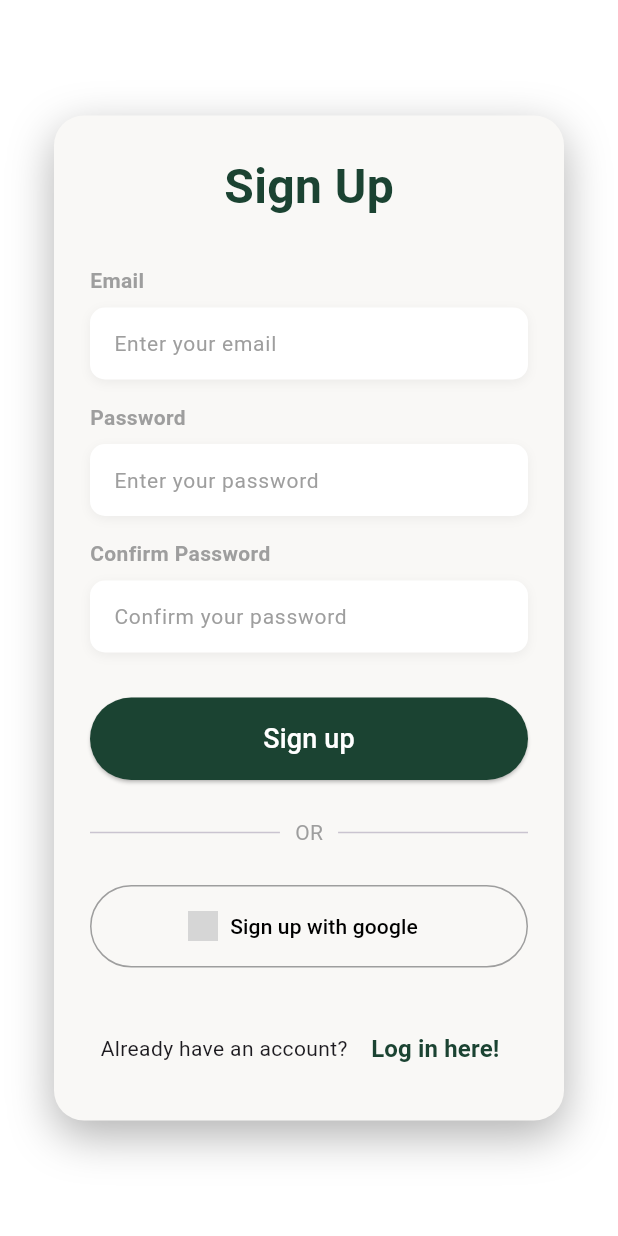
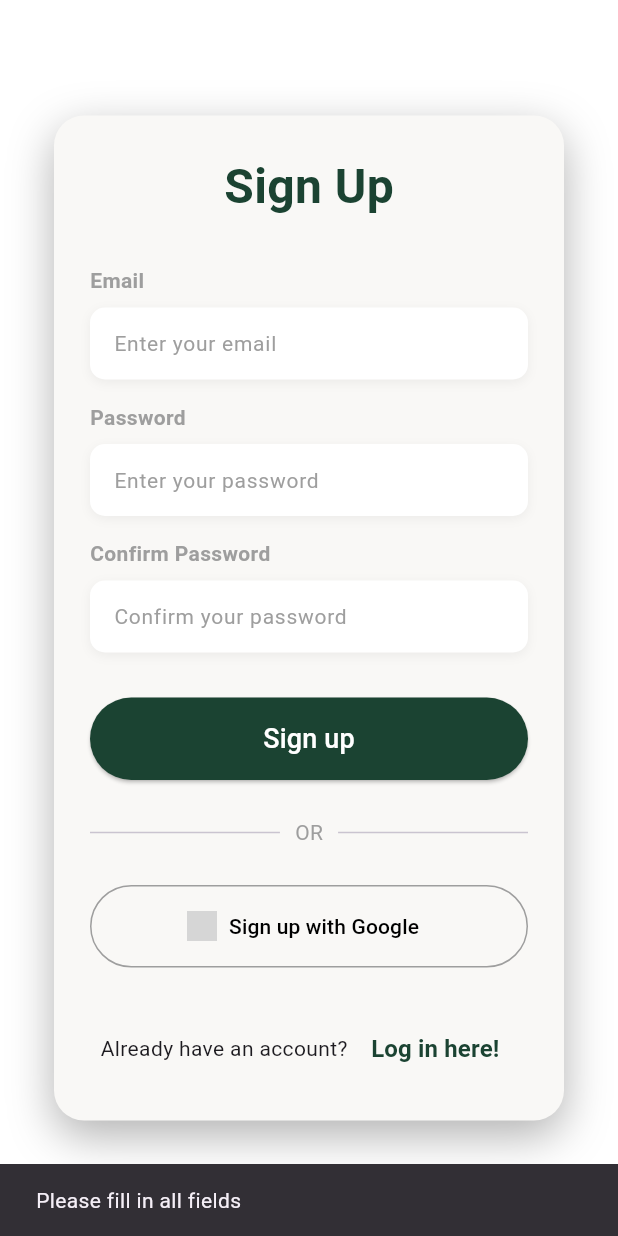
Before and after one commit to s67-Chakkapong/allergy-detect-app, a Flutter app: the screen it shows after launch, after a tap on "Sign up", on a phone screen of 412 x 824 dp. Run offline on Flutter 3.47's test engine with Material 3 defaults, Android fonts, the light colour scheme and no system bars; our stand-ins replace cloud_firestore, firebase_auth, firebase_core, google_sign_in; missing offline and left inert: app_settings, nfc_manager; accounts and stored records are empty; network calls fail; grey boxes are pictures that could not be loaded.

Commit message:
firebase connect & sign up system

```diff
--- a/lib/main.dart
+++ b/lib/main.dart
@@ -1,9 +1,13 @@
 import 'package:flutter/material.dart';
+import 'package:firebase_core/firebase_core.dart';
+import 'firebase_options.dart'; // 👈 ADD THIS LINE
 
 // นำเข้าไฟล์ Welcome Screen เพื่อใช้เป็นหน้าแรกสุด
 import 'welcome_screen.dart';
 
-void main() {
+void main() async {
+  WidgetsFlutterBinding.ensureInitialized();
+  await Firebase.initializeApp(options: DefaultFirebaseOptions.currentPlatform);
   runApp(const MyApp());
 }
 
@@ -17,6 +21,6 @@ class MyApp extends StatelessWidget {
       title: 'Allergy Detect App',
       // กำหนดให้เปิดแอปมาเจอหน้า WelcomeScreen เป็นหน้าแรก
       home: WelcomeScreen(),
-    );
+    ); // MaterialApp
   }
 }
--- a/lib/register_screen.dart
+++ b/lib/register_screen.dart
@@ -1,30 +1,185 @@
 import 'package:flutter/material.dart';
+import 'package:firebase_auth/firebase_auth.dart';
+import 'package:cloud_firestore/cloud_firestore.dart';
+import 'package:google_sign_in/google_sign_in.dart';
 import 'login_screen.dart';
 
-class RegisterScreen extends StatelessWidget {
+class RegisterScreen extends StatefulWidget {
   const RegisterScreen({super.key});
 
+  @override
+  State<RegisterScreen> createState() => _RegisterScreenState();
+}
+
+class _RegisterScreenState extends State<RegisterScreen> {
+  // --- Controllers ---
+  final _emailController = TextEditingController();
+  final _passwordController = TextEditingController();
+  final _confirmPasswordController = TextEditingController();
+  bool _isLoading = false;
+
+  @override
+  void dispose() {
+    _emailController.dispose();
+    _passwordController.dispose();
+    _confirmPasswordController.dispose();
+    super.dispose();
+  }
+
+  // ─────────────────────────────────────────
+  // Email & Password Sign Up
+  // ─────────────────────────────────────────
+  Future<void> _register() async {
+    if (_emailController.text.trim().isEmpty ||
+        _passwordController.text.isEmpty) {
+      _showSnackBar('Please fill in all fields');
+      return;
+    }
+    if (_passwordController.text != _confirmPasswordController.text) {
+      _showSnackBar('Passwords do not match');
+      return;
+    }
+
+    setState(() => _isLoading = true);
+
+    try {
+      // 1. Create user with Firebase Auth
+      final credential = await FirebaseAuth.instance
+          .createUserWithEmailAndPassword(
+            email: _emailController.text.trim(),
+            password: _passwordController.text,
+          );
+
+      // 2. Save user to Firestore
+      await FirebaseFirestore.instance
+          .collection('users')
+          .doc(credential.user!.uid)
+          .set({
+            'uid': credential.user!.uid,
+            'email': _emailController.text.trim(),
+            'displayName': '',
+            'profileImageUrl': '',
+            'createdAt': FieldValue.serverTimestamp(),
+          });
+
+      _showSnackBar('Account created successfully!');
+
+      if (mounted) {
+        Navigator.pushReplacement(
+          context,
+          MaterialPageRoute(builder: (context) => const LoginScreen()),
+        );
+      }
+    } on FirebaseAuthException catch (e) {
+      String message = 'Registration failed';
+      if (e.code == 'weak-password') {
+        message = 'Password must be at least 6 characters';
+      } else if (e.code == 'email-already-in-use') {
+        message = 'This email is already registered';
+      } else if (e.code == 'invalid-email') {
+        message = 'Invalid email address';
+      }
+      _showSnackBar(message);
+    } catch (e) {
+      _showSnackBar('An error occurred. Please try again.');
+    } finally {
+      if (mounted) setState(() => _isLoading = false);
+    }
+  }
+
+  // ─────────────────────────────────────────
+  // Google Sign In
+  // ─────────────────────────────────────────
+  Future<void> _signInWithGoogle() async {
+    setState(() => _isLoading = true);
+
+    try {
+      // 1. Trigger Google account picker
+      final GoogleSignInAccount? googleUser = await GoogleSignIn().signIn();
+
+      // User cancelled
+      if (googleUser == null) {
+        setState(() => _isLoading = false);
+        return;
+      }
+
+      // 2. Get auth details
+      final GoogleSignInAuthentication googleAuth =
+          await googleUser.authentication;
+
+      // 3. Create Firebase credential
+      final credential = GoogleAuthProvider.credential(
+        accessToken: googleAuth.accessToken,
+        idToken: googleAuth.idToken,
+      );
+
+      // 4. Sign in to Firebase
+      final UserCredential userCredential = await FirebaseAuth.instance
+          .signInWithCredential(credential);
+
+      final User? user = userCredential.user;
+
+      if (user != null) {
+        final isNewUser = userCredential.additionalUserInfo?.isNewUser ?? false;
+
+        // 5. Save to Firestore only if new user
+        if (isNewUser) {
+          await FirebaseFirestore.instance
+              .collection('users')
+              .doc(user.uid)
+              .set({
+                'uid': user.uid,
+                'email': user.email,
+                'displayName': user.displayName ?? '',
+                'profileImageUrl': user.photoURL ?? '',
+                'createdAt': FieldValue.serverTimestamp(),
+              });
+        }
+
+        _showSnackBar('Welcome ${user.displayName ?? user.email}!');
+
+        if (mounted) {
+          Navigator.pushReplacement(
+            context,
+            MaterialPageRoute(builder: (context) => const LoginScreen()),
+          );
+        }
+      }
+    } catch (e) {
+      _showSnackBar('Google sign-in failed. Please try again.');
+    } finally {
+      if (mounted) setState(() => _isLoading = false);
+    }
+  }
+
+  // ─────────────────────────────────────────
+  // Helper
+  // ─────────────────────────────────────────
+  void _showSnackBar(String message) {
+    ScaffoldMessenger.of(
+      context,
+    ).showSnackBar(SnackBar(content: Text(message)));
+  }
+
+  // ─────────────────────────────────────────
+  // Build
+  // ─────────────────────────────────────────
   @override
   Widget build(BuildContext context) {
     return Scaffold(
       backgroundColor: Colors.white,
-      // เพิ่มบรรทัดนี้เพื่อป้องกันการดันหน้าจอจนเพี้ยนเมื่อคีย์บอร์ดขึ้น
       resizeToAvoidBottomInset: true,
       body: Center(
         child: SingleChildScrollView(
-          // แก้ Overflow โดยการทำให้เลื่อนได้
           padding: const EdgeInsets.symmetric(vertical: 20),
           child: Container(
             width: 340,
-            // เอา height: 620 ออก เพื่อให้กล่องยืดตามเนื้อหา ลดปัญหา Overflow
             decoration: BoxDecoration(
               color: const Color.fromARGB(255, 249, 248, 246),
-              borderRadius: BorderRadius.circular(
-                20,
-              ), // ปรับให้โค้งมนขึ้นตามรูป
+              borderRadius: BorderRadius.circular(20),
               boxShadow: [
                 BoxShadow(
-                  color: Colors.black.withOpacity(0.3), // เงาจางๆ จะดูสวยกว่า
+                  color: Colors.black.withOpacity(0.3),
                   blurRadius: 25,
                   offset: const Offset(0, 10),
                 ),
@@ -33,10 +188,10 @@ class RegisterScreen extends StatelessWidget {
             child: Padding(
               padding: const EdgeInsets.all(24.0),
               child: Column(
-                mainAxisSize:
-                    MainAxisSize.min, // ให้ Column ใช้พื้นที่เท่าที่จำเป็น
+                mainAxisSize: MainAxisSize.min,
                 crossAxisAlignment: CrossAxisAlignment.start,
                 children: [
+                  // Title
                   const Center(
                     child: Text(
                       'Sign Up',
@@ -49,25 +204,39 @@ class RegisterScreen extends StatelessWidget {
                   ),
                   const SizedBox(height: 30),
 
+                  // Email field
                   _buildLabel("Email"),
-                  _buildInputBox(hint: 'Enter your email', isPassword: false),
+                  _buildInputBox(
+                    controller: _emailController,
+                    hint: 'Enter your email',
+                    isPassword: false,
+                  ),
 
                   const SizedBox(height: 15),
+
+                  // Password field
                   _buildLabel("Password"),
-                  _buildInputBox(hint: 'Enter your password', isPassword: true),
+                  _buildInputBox(
+                    controller: _passwordController,
+                    hint: 'Enter your password',
+                    isPassword: true,
+                  ),
 
                   const SizedBox(height: 15),
+
+                  // Confirm Password field
                   _buildLabel("Confirm Password"),
                   _buildInputBox(
+                    controller: _confirmPasswordController,
                     hint: 'Confirm your password',
                     isPassword: true,
                   ),
 
                   const SizedBox(height: 30),
 
-                  // ปุ่ม Sign Up
+                  // Sign Up button
                   ElevatedButton(
-                    onPressed: () {},
+                    onPressed: _isLoading ? null : _register,
                     style: ElevatedButton.styleFrom(
                       backgroundColor: const Color(0xFF1B4332),
                       foregroundColor: Colors.white,
@@ -76,17 +245,23 @@ class RegisterScreen extends StatelessWidget {
                         borderRadius: BorderRadius.circular(30),
                       ),
                     ),
-                    child: const Text(
-                      'Sign up',
-                      style: TextStyle(fontSize: 18),
-                    ),
+                    child: _isLoading
+                        ? const SizedBox(
+                            height: 22,
+                            width: 22,
+                            child: CircularProgressIndicator(
+                              color: Colors.white,
+                              strokeWidth: 2.5,
+                            ),
+                          )
+                        : const Text('Sign up', style: TextStyle(fontSize: 18)),
                   ),
 
                   const SizedBox(height: 25),
-                  _buildDivider(), // เส้นแบ่ง OR
+                  _buildDivider(),
                   const SizedBox(height: 25),
 
-                  // ปุ่ม Google
+                  // Google button
                   _buildGoogleButton(),
 
                   const SizedBox(height: 30),
@@ -100,7 +275,9 @@ class RegisterScreen extends StatelessWidget {
     );
   }
 
-  // ฟังก์ชันย่อยสำหรับ Label
+  // ─────────────────────────────────────────
+  // Widget helpers
+  // ─────────────────────────────────────────
   Widget _buildLabel(String text) {
     return Padding(
       padding: const EdgeInsets.only(bottom: 8.0),
@@ -111,10 +288,45 @@ class RegisterScreen extends StatelessWidget {
     );
   }
 
-  // เส้นแบ่ง OR
+  Widget _buildInputBox({
+    required TextEditingController controller,
+    required String hint,
+    bool isPassword = false,
+  }) {
+    return Container(
+      decoration: BoxDecoration(
+        color: Colors.white,
+        borderRadius: BorderRadius.circular(10),
+        boxShadow: [
+          BoxShadow(
+            color: Colors.black.withOpacity(0.05),
+            blurRadius: 5,
+            offset: const Offset(0, 2),
+          ),
+        ],
+      ),
+      child: TextField(
+        controller: controller,
+        obscureText: isPassword,
+        keyboardType: isPassword
+            ? TextInputType.text
+            : TextInputType.emailAddress,
+        decoration: InputDecoration(
+          hintText: hint,
+          hintStyle: const TextStyle(color: Colors.grey, fontSize: 14),
+          contentPadding: const EdgeInsets.symmetric(
+            horizontal: 16,
+            vertical: 12,
+          ),
+          border: InputBorder.none,
+        ),
+      ),
+    );
+  }
+
   Widget _buildDivider() {
-    return Row(
-      children: const [
+    return const Row(
+      children: [
         Expanded(child: Divider(thickness: 1)),
         Padding(
           padding: EdgeInsets.symmetric(horizontal: 10),
@@ -125,16 +337,15 @@ class RegisterScreen extends StatelessWidget {
     );
   }
 
-  // ปุ่ม Google
   Widget _buildGoogleButton() {
     return OutlinedButton.icon(
-      onPressed: () {},
+      onPressed: _isLoading ? null : _signInWithGoogle,
       icon: Image.network(
         'https://upload.wikimedia.org/wikipedia/commons/thumb/c/c1/Google_%22G%22_logo.svg/1200px-Google_%22G%22_logo.svg.png',
         height: 20,
       ),
       label: const Text(
-        "Sign up with google",
+        "Sign up with Google",
         style: TextStyle(color: Colors.black),
       ),
       style: OutlinedButton.styleFrom(
@@ -145,13 +356,11 @@ class RegisterScreen extends StatelessWidget {
     );
   }
 
-  // ลิงก์ไปหน้า Login
   Widget _buildLoginLink(BuildContext context) {
     return Row(
       mainAxisAlignment: MainAxisAlignment.center,
       children: [
         const Text("Already have an account? "),
-
         TextButton(
           onPressed: () {
             Navigator.push(
@@ -172,36 +381,3 @@ class RegisterScreen extends StatelessWidget {
     );
   }
 }
-
-// Widget สำหรับช่องกรอกข้อมูล
-Widget _buildInputBox({required String hint, bool isPassword = false}) {
-  return Container(
-    decoration: BoxDecoration(
-      color: Colors.white,
-      borderRadius: BorderRadius.circular(10),
-      boxShadow: [
-        BoxShadow(
-          color: Colors.black.withOpacity(0.05),
-          blurRadius: 5,
-          offset: const Offset(0, 2),
-        ),
-      ],
-    ),
-    child: TextField(
-      obscureText: isPassword,
-      // แก้ไขเรื่องคีย์บอร์ดที่นี่
-      keyboardType: isPassword
-          ? TextInputType.text
-          : TextInputType.emailAddress,
-      decoration: InputDecoration(
-        hintText: hint,
-        hintStyle: const TextStyle(color: Colors.grey, fontSize: 14),
-        contentPadding: const EdgeInsets.symmetric(
-          horizontal: 16,
-          vertical: 12,
-        ),
-        border: InputBorder.none,
-      ),
-    ),
-  );
-}
--- a/pubspec.yaml
+++ b/pubspec.yaml
@@ -36,6 +36,10 @@ dependencies:
   # The following adds the Cupertino Icons font to your application.
   # Use with the CupertinoIcons class for iOS style icons.
   cupertino_icons: ^1.0.8
+  firebase_core: ^3.0.0
+  firebase_auth: ^5.0.0
+  cloud_firestore: ^5.0.0
+  google_sign_in: ^6.2.1
 
 dev_dependencies:
   flutter_test:
```
Also changed, not shown: lib/service/google_auth_service.dart (added, +60 -0 lines), firebase.json (added), lib/firebase_options.dart (added), pubspec.lock, 6 other files.
